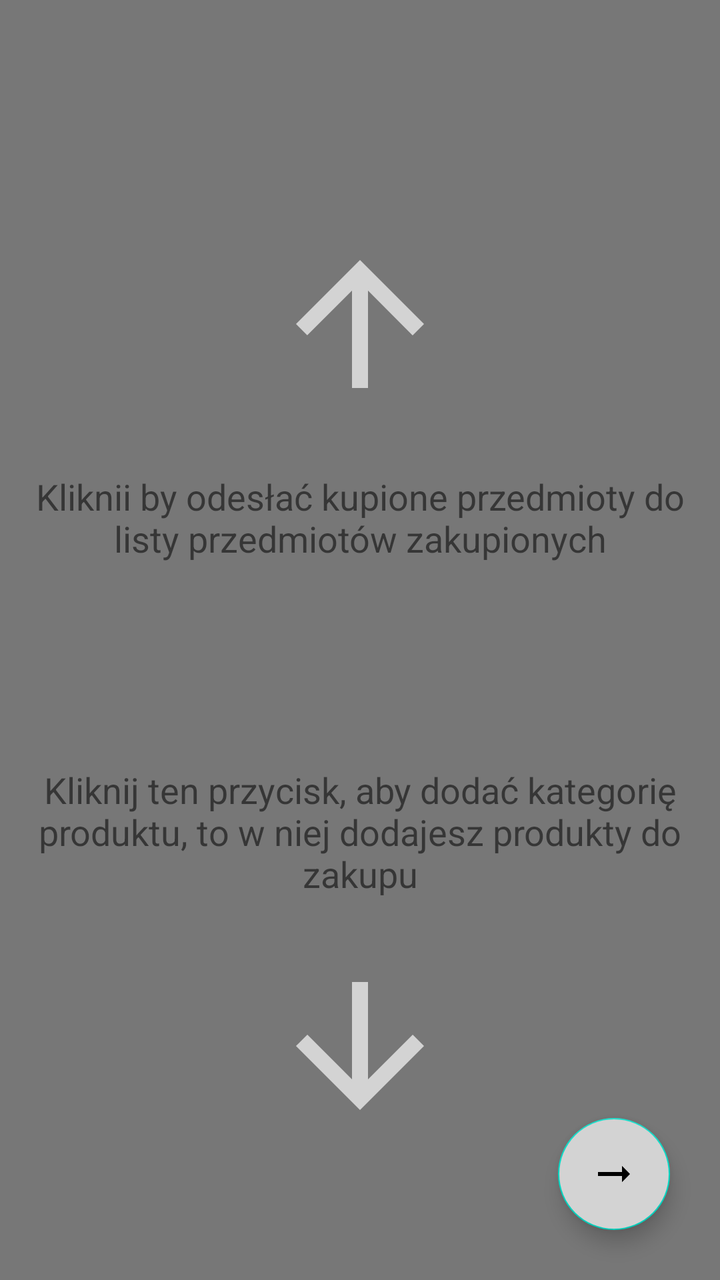
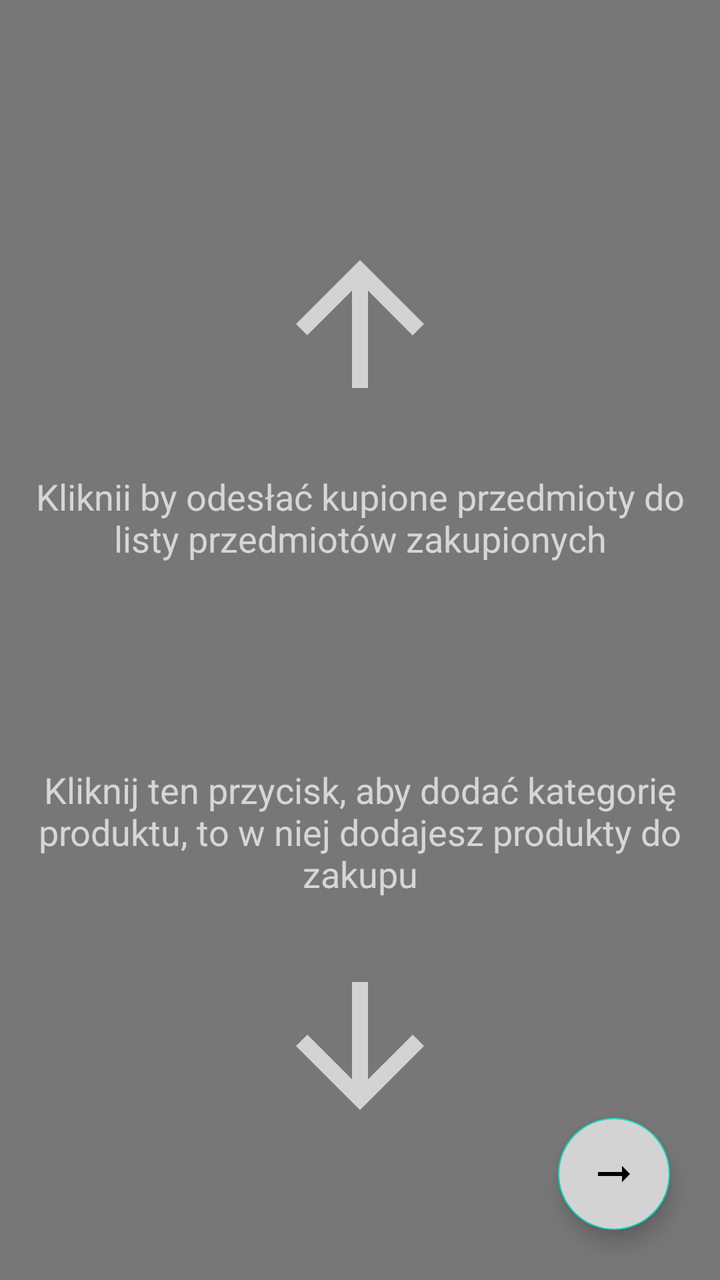

Before-and-after screenshots of an Android layout around one commit, followed by the original layout XML and the change that was made.
<!-- AndroidManifest.xml: application theme Theme.ShoppingList -->
<!-- res/layout/tutorial_overlay_shopping_list.xml -->
<?xml version="1.0" encoding="utf-8"?>
<FrameLayout xmlns:android="http://schemas.android.com/apk/res/android"
    xmlns:app="http://schemas.android.com/apk/res-auto"
    android:id="@+id/tutorial_overlay"
    android:layout_width="match_parent"
    android:layout_height="match_parent"
    android:background="#88000000"
    android:clickable="true"
    android:visibility="visible">

    <RelativeLayout
        android:layout_width="wrap_content"
        android:layout_height="wrap_content"
        android:layout_gravity="bottom|center_horizontal"
        android:layout_marginBottom="55dp">

        <TextView
            android:id="@+id/category_tutorial_text"
            android:layout_width="wrap_content"
            android:layout_height="wrap_content"
            android:layout_alignParentStart="true"
            android:layout_alignParentTop="true"
            android:layout_alignParentEnd="true"
            android:gravity="center"
            android:padding="12dp"
            android:text="@string/add_category_tutorial_exp"
            android:textSize="18sp" />

        <ImageView
            android:id="@+id/add_category_arrow"
            android:layout_width="wrap_content"
            android:layout_height="wrap_content"
            android:layout_below="@+id/category_tutorial_text"
            android:layout_alignParentStart="true"
            android:layout_alignParentEnd="true"
            app:tint="@color/light_gray"
            android:contentDescription="@string/todo"
            android:padding="50dp"
            android:scaleX="4.0"
            android:scaleY="4.0"
            android:src="@drawable/baseline_arrow_downward_24" />
    </RelativeLayout>

    <RelativeLayout
        android:layout_width="wrap_content"
        android:layout_height="wrap_content"
        android:layout_gravity="top|center_horizontal"
        android:layout_marginTop="100dp">

        <ImageView
            android:id="@+id/send_bought_arrow"
            android:layout_width="wrap_content"
            android:layout_height="wrap_content"
            android:layout_alignParentTop="true"
            android:layout_alignParentStart="true"
            android:layout_alignParentEnd="true"
            android:contentDescription="@string/todo"
            app:tint="@color/light_gray"
            android:padding="50dp"
            android:scaleX="4.0"
            android:scaleY="4.0"
            android:rotation="180"
            android:src="@drawable/baseline_arrow_downward_24" />

        <TextView
            android:id="@+id/bought_list_send_tutorial_text"
            android:layout_width="wrap_content"
            android:layout_height="wrap_content"
            android:layout_below="@id/send_bought_arrow"
            android:layout_alignParentStart="true"
            android:layout_alignParentEnd="true"
            android:gravity="center"
            android:padding="12dp"
            android:text="@string/send_bought_items_tutorial_exp"
            android:textSize="18sp" />

    </RelativeLayout>

    <com.google.android.material.floatingactionbutton.FloatingActionButton
        android:id="@+id/nextOverlayButton"
        android:layout_width="wrap_content"
        android:layout_height="wrap_content"
        android:backgroundTint="@color/light_gray"
        android:contentDescription="@string/todo"
        android:src="@drawable/baseline_arrow_right_alt_24"
        android:layout_gravity="bottom|end"
        android:layout_margin="25dp"
        />

</FrameLayout>
<!-- resources referenced by this layout -->
<resources>
  <color name="light_gray">#FFD3D3D3</color>
  <!-- drawable baseline_arrow_downward_24 (drawable) -->
  <vector xmlns:android="http://schemas.android.com/apk/res/android" android:height="24dp" android:tint="#000000" android:viewportHeight="24" android:viewportWidth="24" android:width="24dp">
        
      <path android:fillColor="@android:color/white" android:pathData="M20,12l-1.41,-1.41L13,16.17V4h-2v12.17l-5.58,-5.59L4,12l8,8 8,-8z"/>
      
  </vector>
  <!-- drawable baseline_arrow_right_alt_24 (drawable) -->
  <vector xmlns:android="http://schemas.android.com/apk/res/android" android:autoMirrored="true" android:height="48dp" android:tint="#000000" android:viewportHeight="24" android:viewportWidth="24" android:width="48dp">
        
      <path android:fillColor="@android:color/white" android:pathData="M16.01,11H4v2h12.01v3L20,12l-3.99,-4z"/>
      
  </vector>
  <string name="add_category_tutorial_exp">Kliknij ten przycisk, aby dodać kategorię produktu, to w niej dodajesz produkty do zakupu</string>
  <string name="send_bought_items_tutorial_exp">Kliknii by odesłać kupione przedmioty do listy przedmiotów zakupionych</string>
  <string name="todo">TODO</string>
  <style name="Theme.ShoppingList" parent="Theme.MaterialComponents.DayNight.NoActionBar">
          
          <item name="colorPrimary">@color/light_gray</item>
          <item name="colorPrimaryVariant">@color/gray</item>
          <item name="colorOnPrimary">@color/white</item>
          
          <item name="colorSecondary">@color/teal_200</item>
          <item name="colorSecondaryVariant">@color/teal_700</item>
          <item name="colorOnSecondary">@color/black</item>
          
          <item name="android:statusBarColor">?attr/colorPrimaryVariant</item>
          
      </style>
  <color name="gray">#FF808080</color>s
  <color name="white">#FFFFFFFF</color>
  <color name="teal_200">#FF03DAC5</color>
  <color name="teal_700">#FF018786</color>
  <color name="black">#FF000000</color>
</resources>

<!-- the commit's change to res/layout/tutorial_overlay_shopping_list.xml (unified diff, before → after) -->
@@ -4,6 +4,7 @@
     android:id="@+id/tutorial_overlay"
     android:layout_width="match_parent"
     android:layout_height="match_parent"
+    android:theme="@style/ThemeOverlay.AppCompat.Dark"
     android:background="#88000000"
     android:clickable="true"
     android:visibility="visible">
<!-- resource entries referenced after the edit -->
@@ -27,12 +27,21 @@
           <item name="colorOnSecondary">@color/black</item>
           
           <item name="android:statusBarColor">?attr/colorPrimaryVariant</item>
+          <item name="materialButtonStyle">@style/Widget.ShoppingList.Button.Primary</item>
           
       </style>
-  <color name="gray">#FF808080</color>s
+  <color name="gray">#FF808080</color>
   <color name="white">#FFFFFFFF</color>
   <color name="teal_200">#FF03DAC5</color>
   <color name="teal_700">#FF018786</color>
   <color name="black">#FF000000</color>
+  <style name="Widget.ShoppingList.Button.Primary" parent="Widget.MaterialComponents.Button">
+          <item name="cornerRadius">@dimen/corner_radius_button</item>
+          <item name="android:minHeight">48dp</item>
+          <item name="android:insetTop">0dp</item>
+          <item name="android:insetBottom">0dp</item>
+          <item name="android:textAllCaps">false</item>
+      </style>
+  <dimen name="corner_radius_button">16dp</dimen>
 </resources>
 
